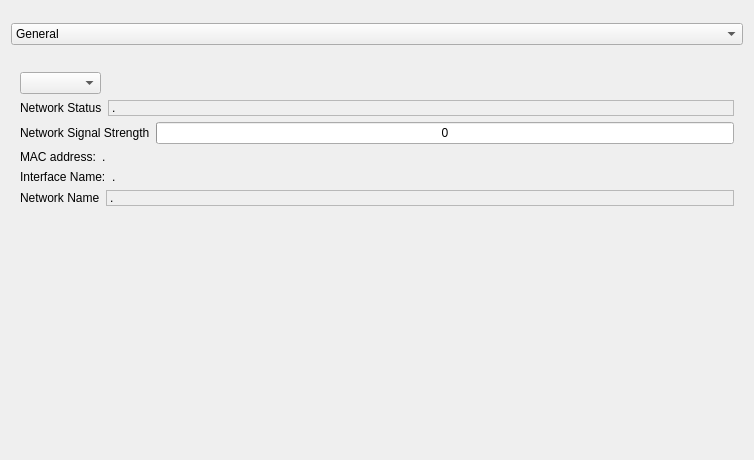
Before: the Qt Designer form examples/sysinfo/dialog_small_landscape.ui in qtproject/qt-mobility, drawn with Qt 5.
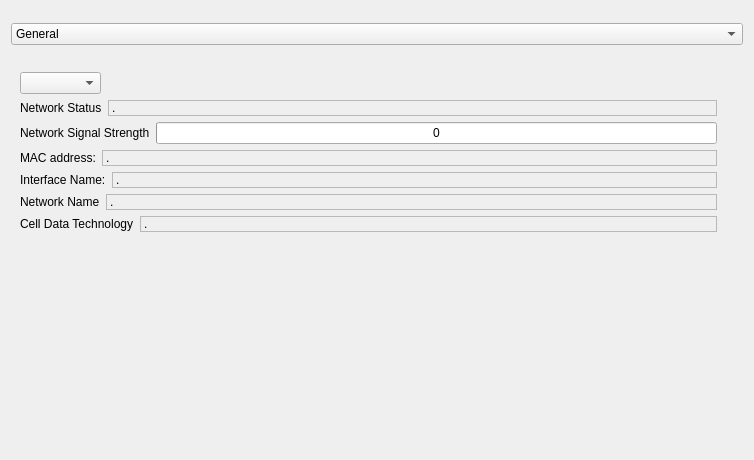
After: the same form once the commit is applied. The open tabs and pages were chosen to show the change. Icons and pictures are not drawn.

Diff of the .ui file:
```diff
--- a/examples/sysinfo/dialog_small_landscape.ui
+++ b/examples/sysinfo/dialog_small_landscape.ui
@@ -1693,6 +1693,12 @@
              <verstretch>0</verstretch>
             </sizepolicy>
            </property>
+           <property name="frameShape">
+            <enum>QFrame::StyledPanel</enum>
+           </property>
+           <property name="frameShadow">
+            <enum>QFrame::Sunken</enum>
+           </property>
            <property name="text">
             <string>.</string>
            </property>
@@ -1723,6 +1729,12 @@
              <verstretch>0</verstretch>
             </sizepolicy>
            </property>
+           <property name="frameShape">
+            <enum>QFrame::StyledPanel</enum>
+           </property>
+           <property name="frameShadow">
+            <enum>QFrame::Sunken</enum>
+           </property>
            <property name="text">
             <string>.</string>
            </property>
@@ -1767,6 +1779,42 @@
         </layout>
        </item>
        <item row="6" column="0">
+        <layout class="QHBoxLayout" name="horizontalLayout_11">
+         <item>
+          <widget class="QLabel" name="label_17">
+           <property name="sizePolicy">
+            <sizepolicy hsizetype="Minimum" vsizetype="Fixed">
+             <horstretch>0</horstretch>
+             <verstretch>0</verstretch>
+            </sizepolicy>
+           </property>
+           <property name="text">
+            <string>Cell Data Technology</string>
+           </property>
+          </widget>
+         </item>
+         <item>
+          <widget class="QLabel" name="dataTechnologyLabel">
+           <property name="sizePolicy">
+            <sizepolicy hsizetype="Expanding" vsizetype="Fixed">
+             <horstretch>0</horstretch>
+             <verstretch>0</verstretch>
+            </sizepolicy>
+           </property>
+           <property name="frameShape">
+            <enum>QFrame::StyledPanel</enum>
+           </property>
+           <property name="frameShadow">
+            <enum>QFrame::Sunken</enum>
+           </property>
+           <property name="text">
+            <string>.</string>
+           </property>
+          </widget>
+         </item>
+        </layout>
+       </item>
+       <item row="7" column="1">
         <spacer name="verticalSpacer_27">
          <property name="orientation">
           <enum>Qt::Vertical</enum>
```
Left out of the diff: 17 changed lines with no effect on the pictures.
